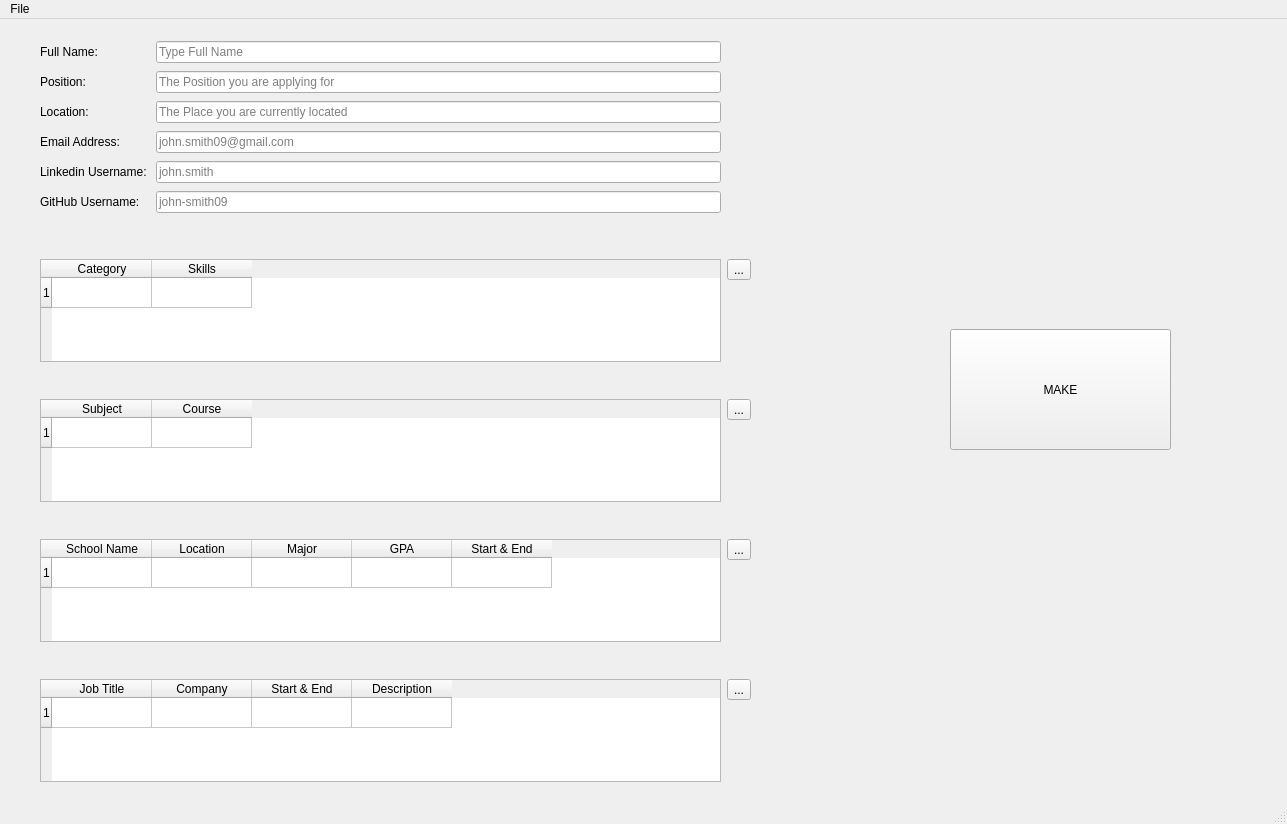
The window that template.ui (rp-bot/CV-Gen) describes before a commit, drawn with Qt 5.
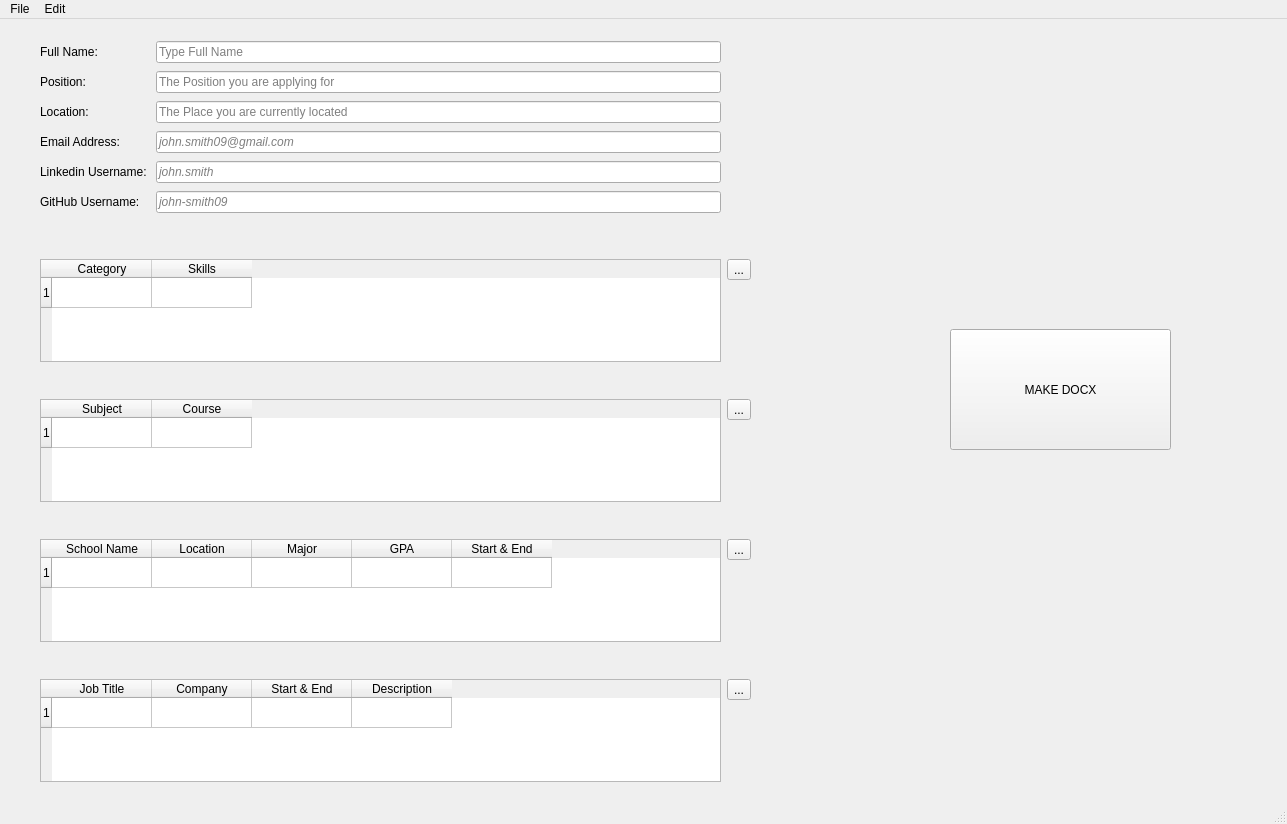
The same window after the commit.

```diff
--- a/template.ui
+++ b/template.ui
@@ -118,7 +118,7 @@
       <widget class="QLineEdit" name="txt_email">
        <property name="font">
         <font>
-         <italic>false</italic>
+         <italic>true</italic>
         </font>
        </property>
        <property name="inputMask">
@@ -136,7 +136,7 @@
       <widget class="QLineEdit" name="txt_linkd">
        <property name="font">
         <font>
-         <italic>false</italic>
+         <italic>true</italic>
         </font>
        </property>
        <property name="inputMask">
@@ -154,7 +154,7 @@
       <widget class="QLineEdit" name="txt_git">
        <property name="font">
         <font>
-         <italic>false</italic>
+         <italic>true</italic>
         </font>
        </property>
        <property name="inputMask">
@@ -226,7 +226,7 @@
      </rect>
     </property>
     <property name="text">
-     <string>MAKE</string>
+     <string>MAKE DOCX</string>
     </property>
    </widget>
    <widget class="QWidget" name="gridLayoutWidget_3">
@@ -466,8 +466,16 @@
     <addaction name="separator"/>
     <addaction name="actionSave"/>
     <addaction name="actionSave_As"/>
+    <addaction name="separator"/>
+    <addaction name="actionQuit"/>
+   </widget>
+   <widget class="QMenu" name="menuEdit">
+    <property name="title">
+     <string>Edit</string>
+    </property>
    </widget>
    <addaction name="menuFile"/>
+   <addaction name="menuEdit"/>
   </widget>
   <widget class="QStatusBar" name="statusbar"/>
   <action name="actionSave">
```
Left out of the diff: 20 changed lines with no effect on the pictures.
